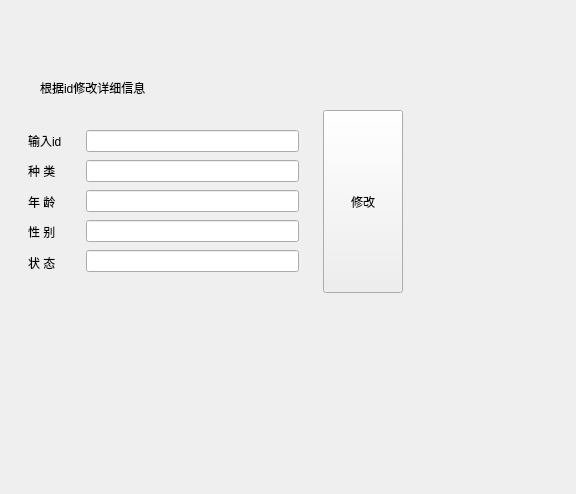
First picture: the form in SmartFarm/change.ui, repository Jacob1048596/QTwork, before the edit.
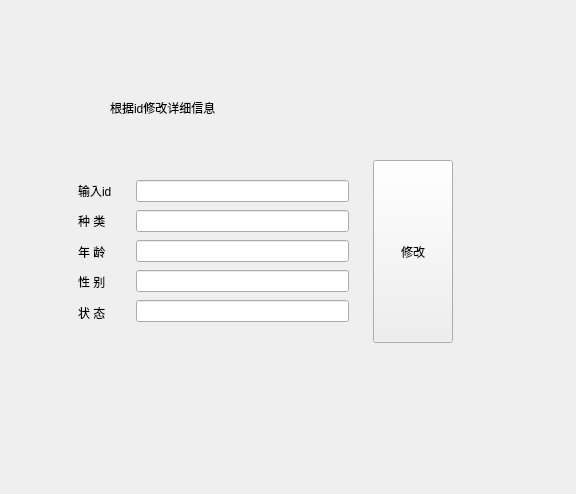
Second picture: the form after the edit.

What changed in the file:
```diff
--- a/SmartFarm/change.ui
+++ b/SmartFarm/change.ui
@@ -16,8 +16,8 @@
   <widget class="QWidget" name="widget_4" native="true">
    <property name="geometry">
     <rect>
-     <x>10</x>
-     <y>110</y>
+     <x>60</x>
+     <y>160</y>
      <width>393</width>
      <height>183</height>
     </rect>
@@ -109,8 +109,8 @@
   <widget class="QLabel" name="label_6">
    <property name="geometry">
     <rect>
-     <x>40</x>
-     <y>80</y>
+     <x>110</x>
+     <y>100</y>
      <width>135</width>
      <height>16</height>
     </rect>
```
Left out of the diff: 2 changed lines with no effect on the pictures.
